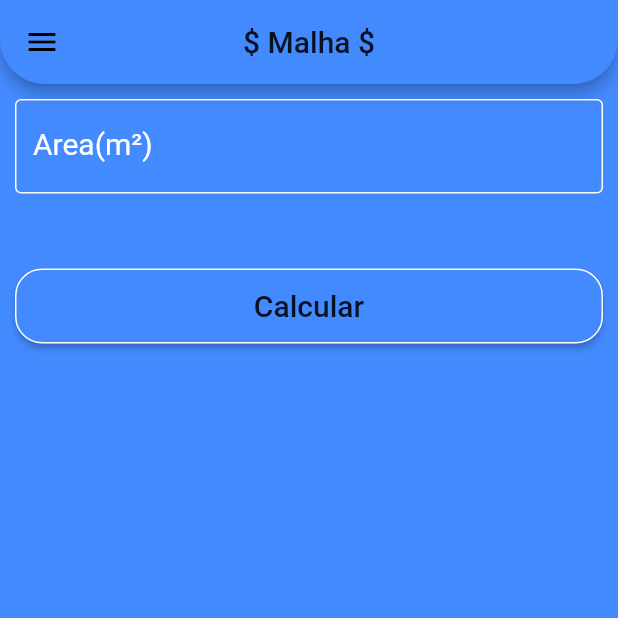
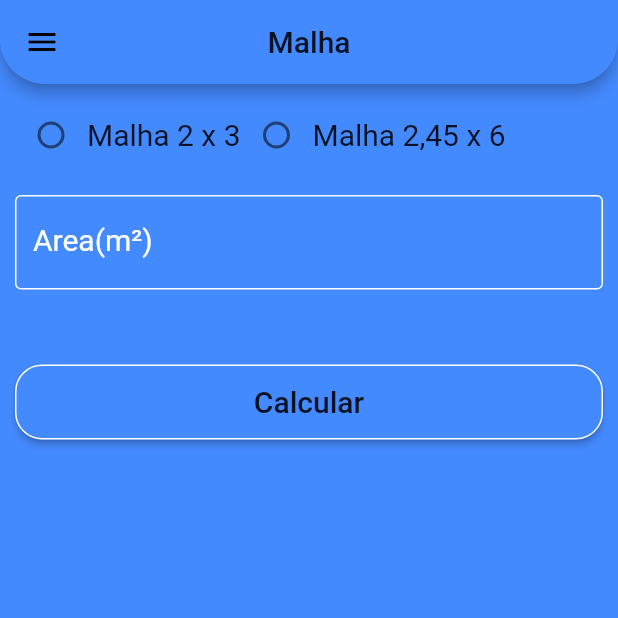
Before and after one commit to grameris/tgi_calcg, a Flutter app: the screen it shows after launch, swiped to page 3, on a phone screen of 412 x 824 dp, the top half of it. Run offline on Flutter 3.47's test engine with Material 2 defaults, Android fonts, the phone set to English and light mode, and no system bars; our stand-ins replace cloud_firestore, splashscreen; accounts and stored records are empty.

Commit message:
Insercao Radio Malha e ajuste TextSpan

```diff
--- a/lib/ui/concreto.dart
+++ b/lib/ui/concreto.dart
@@ -71,7 +71,6 @@ class _ConcretoState extends State<Concreto> {
                           padding: EdgeInsets.all(8.0),
                           child: RichText(
                               text: TextSpan(
-                                  style: DefaultTextStyle.of(context).style,
                                   children: <TextSpan>[
                                     TextSpan(text:'Valor do valor: ', style: TextStyle(fontSize: 20.0,color: Colors.black,)),
                                     TextSpan(text:'$resultado (M²)', style: TextStyle(fontWeight: FontWeight.bold, color: Colors.blueAccent,fontSize: 20.0)),
--- a/lib/ui/home.dart
+++ b/lib/ui/home.dart
@@ -23,7 +23,7 @@ class _HomeState extends State<Home> {
         drawer: CustomDrawer(_pageController),
         backgroundColor: Colors.blueAccent,
         appBar: AppBar(
-          title: Text("\$ Vigota \$"),
+          title: Text(" Vigota "),
           backgroundColor: Colors.blueAccent,
           centerTitle: true,
           shape: RoundedRectangleBorder(
@@ -37,7 +37,7 @@ class _HomeState extends State<Home> {
         Scaffold(
             backgroundColor: Colors.blueAccent,
             appBar: AppBar(
-              title: Text("\$ Concreto \$"),
+              title: Text(" Concreto "),
               backgroundColor: Colors.blueAccent,
               centerTitle: true,
               shape: RoundedRectangleBorder(
@@ -52,7 +52,7 @@ class _HomeState extends State<Home> {
         Scaffold(
             backgroundColor: Colors.blueAccent,
             appBar: AppBar(
-              title: Text("\$ Malha \$"),
+              title: Text(" Malha "),
               backgroundColor: Colors.blueAccent,
               centerTitle: true,
               shape: RoundedRectangleBorder(
--- a/lib/ui/malha.dart
+++ b/lib/ui/malha.dart
@@ -6,14 +6,11 @@ class Malha extends StatefulWidget {
 }
 
 class _MalhaState extends State<Malha> {
-
   double resultado, porcetagem;
-
-
+  int _radioValue1, escolha;
 
   final areaController = TextEditingController();
   bool _validate = false;
-
 
   final _Key = GlobalKey<FormState>();
 
@@ -24,22 +21,35 @@ class _MalhaState extends State<Malha> {
     }
   }
 
-  void _clear(){
+  void _clear() {
     setState(() {
       areaController.clear();
+      _radioValue1 = 0;
       _validate = false;
     });
   }
 
-  void _calcular(){
+  void _calcular() {
     final _formKey = GlobalKey<FormState>();
-    _reset(){
+    _reset() {
       _formKey.currentState.reset();
     }
 
     setState(() {
-      porcetagem = (((int.parse(areaController.text))*10)/100);
-      resultado = ((int.parse(areaController.text)+ porcetagem)/6).round().toDouble() ;
+      switch (_radioValue1) {
+        case 1:
+          porcetagem = (((int.parse(areaController.text)) * 10) / 100);
+          resultado = ((int.parse(areaController.text) + porcetagem) / 6)
+              .round()
+              .toDouble();
+          break;
+        case 2:
+          porcetagem = (((int.parse(areaController.text)) * 10) / 100);
+          resultado = ((int.parse(areaController.text) + porcetagem) / 14.5)
+              .round()
+              .toDouble();
+          break;
+      }
     });
     showDialog(
         context: context,
@@ -71,14 +81,18 @@ class _MalhaState extends State<Malha> {
                           padding: EdgeInsets.all(8.0),
                           child: RichText(
                               text: TextSpan(
-                                  style: DefaultTextStyle.of(context).style,
                                   children: <TextSpan>[
-                                    TextSpan(text:'Valor da malha: ', style: TextStyle(fontSize: 20.0,color: Colors.black)),
-                                    TextSpan(text:'$resultado (UN)', style: TextStyle(fontWeight: FontWeight.bold, color: Colors.blueAccent,fontSize: 20.0)),
-                                  ]
-                              )
-                          )
-                      ),
+                                TextSpan(
+                                    text: 'Valor da malha: ',
+                                    style: TextStyle(
+                                        fontSize: 20.0, color: Colors.black)),
+                                TextSpan(
+                                    text: '$resultado (UN)',
+                                    style: TextStyle(
+                                        fontWeight: FontWeight.bold,
+                                        color: Colors.blueAccent,
+                                        fontSize: 20.0)),
+                              ]))),
                       Padding(
                         padding: const EdgeInsets.all(8.0),
                       )
@@ -88,12 +102,11 @@ class _MalhaState extends State<Malha> {
               ],
             ),
           );
-        }
-
-    );
+        });
 
     _clear();
   }
+
 //malha 2x3
   @override
   Widget build(BuildContext context) {
@@ -105,26 +118,47 @@ class _MalhaState extends State<Malha> {
             child: Column(
                 crossAxisAlignment: CrossAxisAlignment.stretch,
                 children: <Widget>[
-          buildTextField("Area(m²)", areaController,_areaChanged),
+                  Row(children: <Widget>[
+                    new Radio(
+                      value: 1,
+                      groupValue: _radioValue1,
+                      activeColor: Colors.white,
+                      onChanged: (newValue) => setState(() => _radioValue1 = newValue),
+                    ),
+                    new Text(
+                      'Malha 2 x 3',
+                      style: new TextStyle(fontSize: 20.0),
+                    ),
+                    Divider(color: Colors.transparent),
+                    new Radio(
+                      value: 2,
+                      groupValue: _radioValue1,
+                      activeColor: Colors.white,
+                      onChanged: (newValue) => setState(() => _radioValue1 = newValue),
+                    ),
+                    new Text(
+                      'Malha 2,45 x 6',
+                      style: new TextStyle(fontSize: 20.0),
+                    ),
+                  ]),
+                  Divider(color: Colors.transparent),
+                  buildTextField("Area(m²)", areaController, _areaChanged),
                   Padding(
                     padding: EdgeInsets.only(top: 50.0, bottom: 10.0),
                     child: Container(
                       height: 50.0,
-
                       child: RaisedButton(
-                  onPressed: ()  {
+                        onPressed: () {
                           if (_Key.currentState.validate()) {
                             // Sem erros na validação
                             _Key.currentState.save();
                             _calcular();
-
                           } else {
                             // erro de validação
                             setState(() {
                               _validate = true;
                             });
                           }
-
                         },
                         child: Text("Calcular",
                             style: TextStyle(fontSize: 20.0),
@@ -132,23 +166,15 @@ class _MalhaState extends State<Malha> {
                         color: Colors.blueAccent,
                         shape: RoundedRectangleBorder(
                             borderRadius: BorderRadius.circular(18.0),
-                      side: BorderSide(color: Colors.white)
+                            side: BorderSide(color: Colors.white)),
                       ),
                     ),
                   ),
-            ),
-      ]
-    )
-
-    ));
-
+                ])));
+  }
 }
 
-}
-
-
-
-Widget buildTextField(String label, TextEditingController c, Function f){
+Widget buildTextField(String label, TextEditingController c, Function f) {
   return TextFormField(
     controller: c,
     decoration: InputDecoration(
@@ -156,9 +182,7 @@ Widget buildTextField(String label, TextEditingController c, Function f){
       labelStyle: TextStyle(color: Colors.white),
       border: OutlineInputBorder(),
     ),
-    style: TextStyle(
-        color: Colors.white, fontSize: 20.0
-    ),
+    style: TextStyle(color: Colors.white, fontSize: 20.0),
     onChanged: f,
     keyboardType: TextInputType.numberWithOptions(decimal: true),
     validator: (value) {
--- a/lib/ui/vigota.dart
+++ b/lib/ui/vigota.dart
@@ -73,7 +73,6 @@ _consulta() async {
                               padding: EdgeInsets.all(8.0),
                               child: RichText(
                                   text: TextSpan(
-                                      style: DefaultTextStyle.of(context).style,
                                       children: <TextSpan>[
                                         TextSpan(text:'0 Escoras: ', style: TextStyle(fontSize: 20.0,color: Colors.black)),
                                         TextSpan(text:'$zeroesc', style: TextStyle(fontWeight: FontWeight.bold, color: Colors.blueAccent,fontSize: 20.0)),
@@ -85,7 +84,6 @@ _consulta() async {
                               padding: EdgeInsets.all(8.0),
                               child: RichText(
                                   text: TextSpan(
-                                      style: DefaultTextStyle.of(context).style,
                                       children: <TextSpan>[
                                         TextSpan(text:'1 Escoras: ', style: TextStyle(fontSize: 20.0,color: Colors.black)),
                                         TextSpan(text:'$umesc', style: TextStyle(fontWeight: FontWeight.bold, color: Colors.blueAccent,fontSize: 20.0)),
@@ -97,7 +95,6 @@ _consulta() async {
                              padding: EdgeInsets.all(8.0),
                              child: RichText(
                                  text: TextSpan(
-                                     style: DefaultTextStyle.of(context).style,
                                      children: <TextSpan>[
                                        TextSpan(text:'2 Escoras: ', style: TextStyle(fontSize: 20.0,color: Colors.black)),
                                        TextSpan(text:'$dosesc', style: TextStyle(fontWeight: FontWeight.bold, color: Colors.blueAccent,fontSize: 20.0)),
```
Lines whose indentation alone changed are shown as unchanged.
